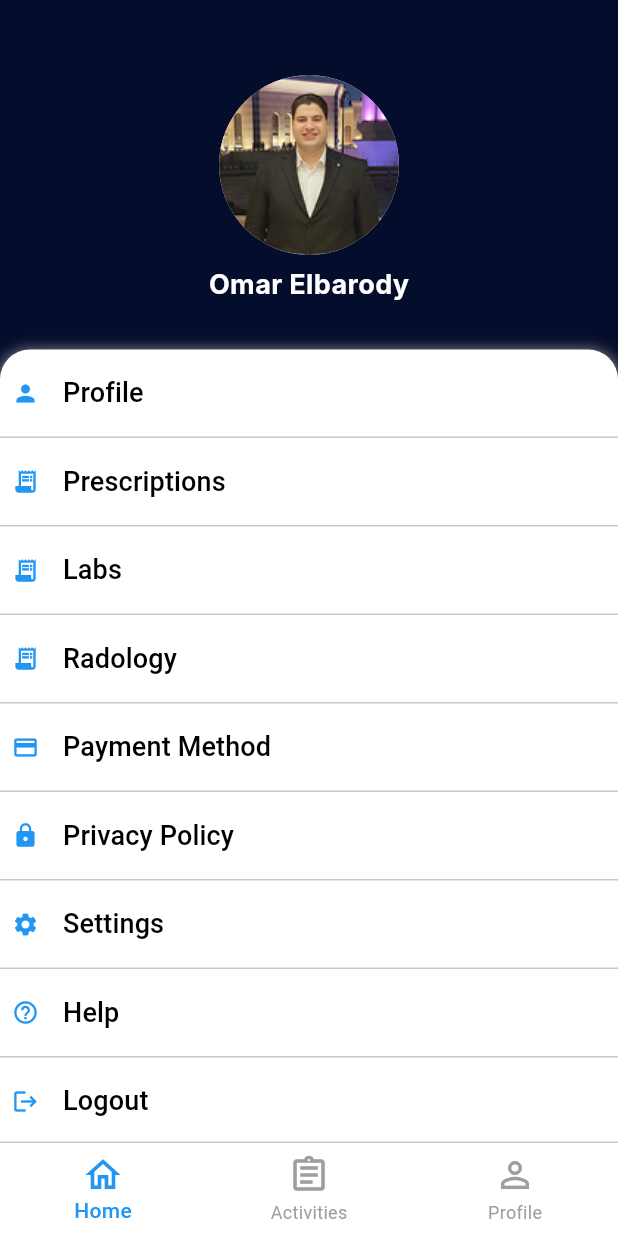
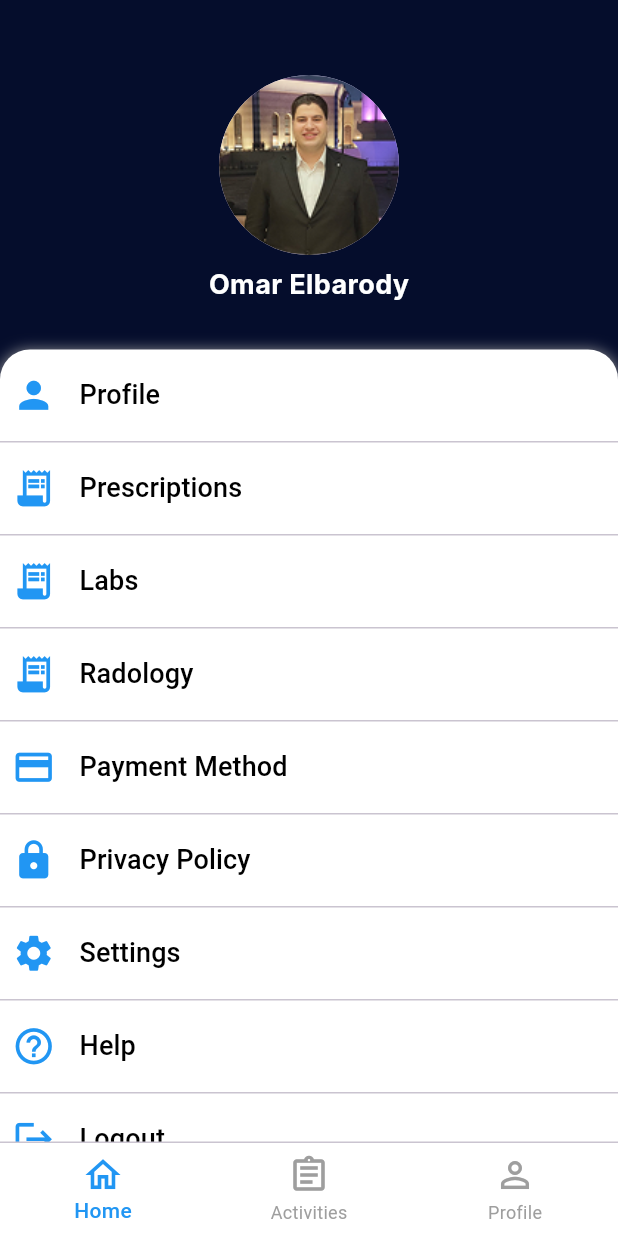
Before and after one commit to Omarelbarody/NovaHealth, a Flutter app: the ProfilePageBody screen opened directly, on a phone screen of 412 x 824 dp. Run offline on Flutter 3.47's test engine with Material 3 defaults, Android fonts, the phone set to English and light mode, and no system bars; our stand-ins replace dots_indicator, get, shared_preferences; accounts and stored records are empty; Roboto replaces fonts that are missing (Inter).

Commit message:
icon size

```diff
--- a/lib/features/ChatBot/data/services/chat_gpt_service.dart
+++ b/lib/features/ChatBot/data/services/chat_gpt_service.dart
@@ -2,7 +2,7 @@ import 'dart:convert';
 import 'package:http/http.dart' as http;
 
 class ChatGptService {
-  static const String _apiKey = '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';
+  static const String _apiKey = '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';
   static const String _apiUrl = 'https://openrouter.ai/api/v1/chat/completions';
 
   Future<String> getMedicineInfo(String medicineName) async {
--- a/lib/features/ProfilePage/Presentation/widgets/profile_page_body.dart
+++ b/lib/features/ProfilePage/Presentation/widgets/profile_page_body.dart
@@ -243,11 +243,13 @@ class DepartmentContent extends StatelessWidget {
 class _ProfileMenuButton extends StatelessWidget {
   final IconData icon;
   final String label;
+  final double iconSize;
 
   const _ProfileMenuButton({
     Key? key,
     required this.icon,
     required this.label,
+    this.iconSize = 29,
   }) : super(key: key);
 
   @override
@@ -265,7 +267,7 @@ class _ProfileMenuButton extends StatelessWidget {
       },
       child: Row(
         children: [
-          Icon(icon, color: Colors.blue),
+          Icon(icon, color: Colors.blue, size: iconSize),
           const SizedBox(width: 16),
           Text(
             label,
```
